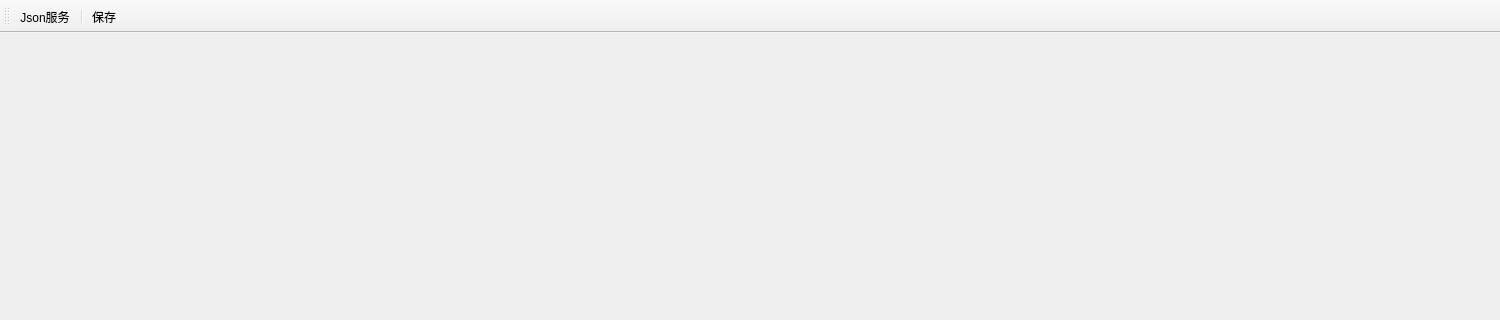
The window that Engine/LkEngineEditor/mainwindow.ui (lvke-neu/DXWithQT) describes before a commit, drawn with Qt 5; both pictures show x 0 to 1500 and y 0 to 320 of the 1500 by 800 pixel window.
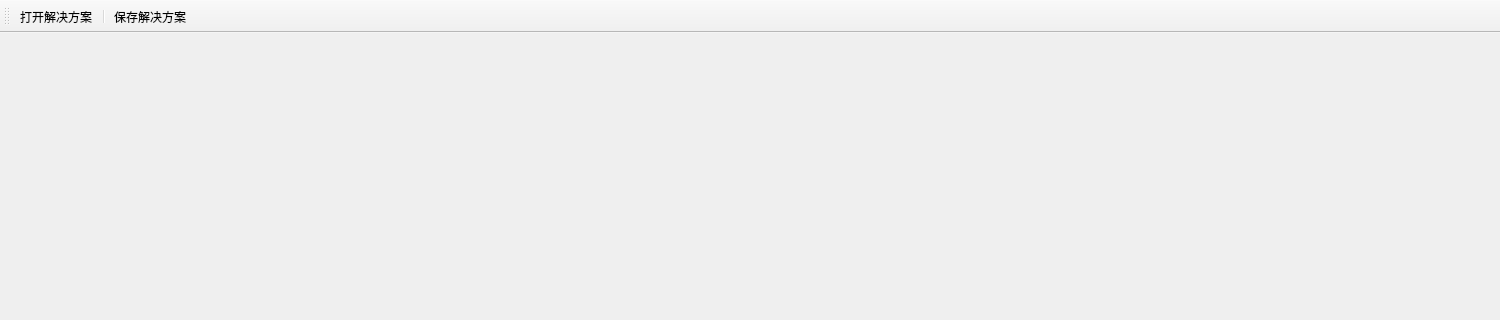
The same window after the commit.

Commit message: 加了个窗口图标

What changed in the file:
```diff
--- a/Engine/LkEngineEditor/mainwindow.ui
+++ b/Engine/LkEngineEditor/mainwindow.ui
@@ -24,21 +24,21 @@
    <attribute name="toolBarBreak">
     <bool>false</bool>
    </attribute>
-   <addaction name="jsonService"/>
+   <addaction name="openSolution"/>
    <addaction name="separator"/>
-   <addaction name="action_2"/>
+   <addaction name="closeSolution"/>
   </widget>
-  <action name="jsonService">
+  <action name="openSolution">
    <property name="enabled">
     <bool>true</bool>
    </property>
    <property name="text">
-    <string>Json服务</string>
+    <string>打开解决方案</string>
    </property>
   </action>
-  <action name="action_2">
+  <action name="closeSolution">
    <property name="text">
-    <string>保存</string>
+    <string>保存解决方案</string>
    </property>
   </action>
  </widget>
```
The commit also changes 3 other files.
